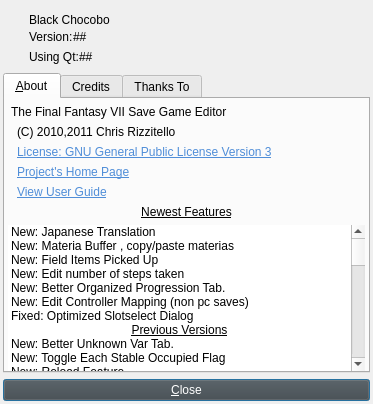
This is about.ui in sithlord48/blackchocobo as Qt 5 draws it before an edit. The edited form follows.
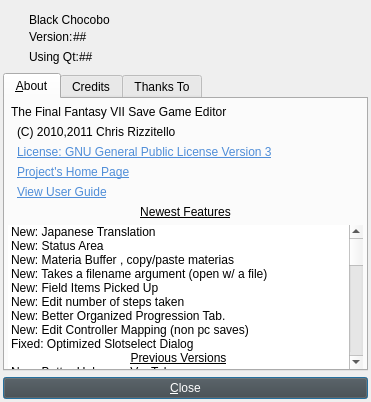
This is the edited form. Icons and pictures are not drawn.

Commit message: New Status area, better automatic resizing of main window, program will now accept a file argument (i.e blackchocobo ~/samples/save00.ff7) *nix install path is now /opt/blackchocobo all scripts have been updated to reflect this. a simlink will be created as /usr/bin/blackchocobo for sake of sanity. "names" is now "FF7Strings" about.ui added changes.

Patch:
```diff
--- a/about.ui
+++ b/about.ui
@@ -9,8 +9,8 @@
    <rect>
     <x>0</x>
     <y>0</y>
-    <width>373</width>
-    <height>404</height>
+    <width>371</width>
+    <height>402</height>
    </rect>
   </property>
   <property name="sizePolicy">
@@ -501,11 +501,21 @@
            <string>New: Japanese Translation</string>
           </property>
          </item>
+         <item>
+          <property name="text">
+           <string>New: Status Area</string>
+          </property>
+         </item>
          <item>
           <property name="text">
            <string>New: Materia Buffer , copy/paste materias</string>
           </property>
          </item>
+         <item>
+          <property name="text">
+           <string>New: Takes a filename argument (open w/ a file)</string>
+          </property>
+         </item>
          <item>
           <property name="text">
            <string>New: Field Items Picked Up</string>
```
The commit also changes 10 other files.
